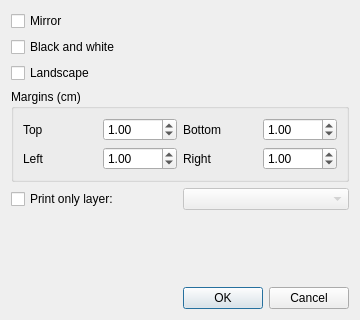
Qt form gui/DialogPrintOptions.ui (manufino/eSchema) before a commit.
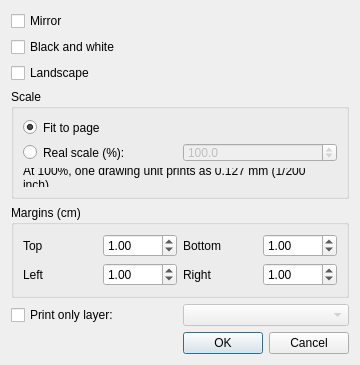
The same form after that commit. Custom widgets are drawn as their Qt base class.

Commit message:
Print at real scale
The print options dialog gains a Scale group: Fit to page (the old
behavior, still the default) or Real scale with an adjustable
percentage. At 100% one logical unit prints as exactly 1/200 inch
(0.127 mm), so footprints come out dimensionally exact - e.g. for
toner-transfer PCB etching. Both choices persist across sessions.

What changed in the file:
```diff
--- a/gui/DialogPrintOptions.ui
+++ b/gui/DialogPrintOptions.ui
@@ -38,6 +38,61 @@
      </property>
     </widget>
    </item>
+   <item>
+    <widget class="QGroupBox" name="groupScale">
+     <property name="title">
+      <string>Scale</string>
+     </property>
+     <layout class="QGridLayout" name="gridScale">
+      <item row="0" column="0" colspan="2">
+       <widget class="QRadioButton" name="radioFitPage">
+        <property name="text">
+         <string>Fit to page</string>
+        </property>
+        <property name="checked">
+         <bool>true</bool>
+        </property>
+       </widget>
+      </item>
+      <item row="1" column="0">
+       <widget class="QRadioButton" name="radioRealScale">
+        <property name="text">
+         <string>Real scale (%):</string>
+        </property>
+       </widget>
+      </item>
+      <item row="1" column="1">
+       <widget class="QDoubleSpinBox" name="spinScalePercent">
+        <property name="enabled">
+         <bool>false</bool>
+        </property>
+        <property name="decimals">
+         <number>1</number>
+        </property>
+        <property name="minimum">
+         <double>10.000000000000000</double>
+        </property>
+        <property name="maximum">
+         <double>1000.000000000000000</double>
+        </property>
+        <property name="value">
+         <double>100.000000000000000</double>
+        </property>
+       </widget>
+      </item>
+      <item row="2" column="0" colspan="2">
+       <widget class="QLabel" name="lblScaleHint">
+        <property name="text">
+         <string>At 100%, one drawing unit prints as 0.127 mm (1/200 inch).</string>
+        </property>
+        <property name="wordWrap">
+         <bool>true</bool>
+        </property>
+       </widget>
+      </item>
+     </layout>
+    </widget>
+   </item>
    <item>
     <widget class="QGroupBox" name="groupMargins">
      <property name="title">
```
Left out of the diff: 6 changed lines with no effect on the pictures. The commit also changes 4 other files.
